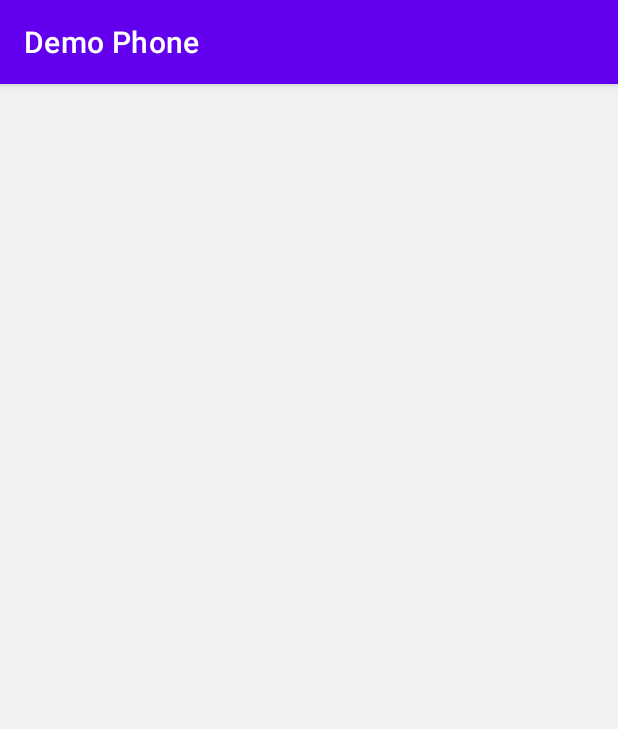
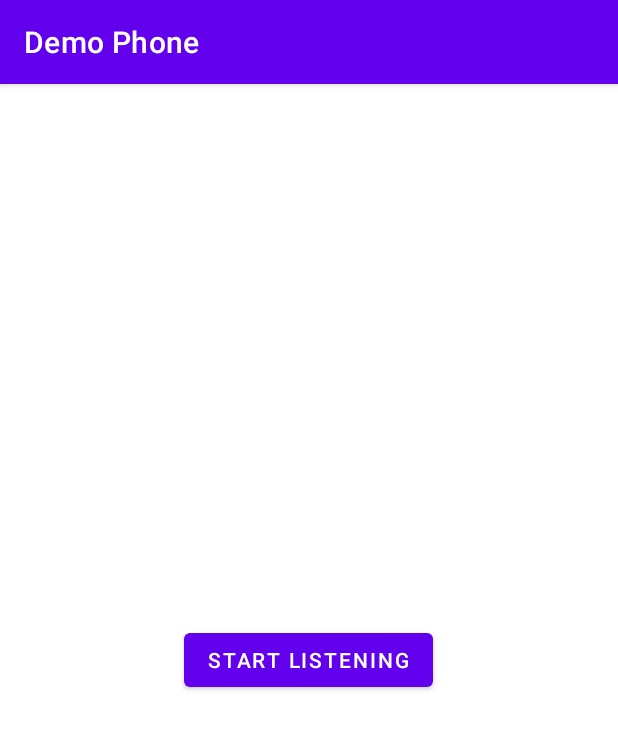
Before and after one commit to gprogramm/DemoPhone, an Android app: the screen it shows after launch (MainActivity before the commit, SpeechToTextActivity after it), on a phone screen of 412 x 824 dp. Shown: the top 729 px of the screen. Run offline under Robolectric (Android 15) with nearby library versions, the phone set to English and light mode, and no system bars.

Commit message:
Added speech to text class

```diff
--- a/app/src/main/java/com/android/demophone/views/MainActivity.java
+++ b/app/src/main/java/com/android/demophone/views/MainActivity.java
@@ -1,8 +1,13 @@
 package com.android.demophone.views;
 
+import androidx.annotation.NonNull;
 import androidx.appcompat.app.AppCompatActivity;
+
+import android.content.Intent;
+import android.content.pm.PackageManager;
 import android.os.Bundle;
 import com.android.demophone.R;
+import com.android.demophone.utils.PermissionUtils;
 
 public class MainActivity extends AppCompatActivity {
 
@@ -11,13 +16,28 @@ public class MainActivity extends AppCompatActivity {
         super.onCreate(savedInstanceState);
         setContentView(R.layout.activity_main);
 
-        initComponents();
+        boolean b = PermissionUtils.requestPermissions(this, PermissionUtils.RECORDING_PERMISSION);
+
+        if(b) {
+            startActivity(new Intent(this, SpeechToTextActivity.class));
+            finish();
+        }
     }
 
-    /**
-     * Initialize the components used in xml
-     */
-    private void initComponents() {
+    @Override
+    public void onRequestPermissionsResult(int requestCode, @NonNull String[] permissions, @NonNull int[] grantResults) {
+        super.onRequestPermissionsResult(requestCode, permissions, grantResults);
+        if (requestCode == PermissionUtils.PERMISSION_REQUEST_CODE) {
+            if (grantResults.length > 0 && grantResults[0] == PackageManager.PERMISSION_GRANTED) {
+                // Permission granted, do nothing
+                System.out.println("--------Permission granted---->");
+                startActivity(new Intent(this, SpeechToTextActivity.class));
+                finish();
 
+            } else {
+                // Permission denied
+                System.out.println("--------Permission denied---->");
+            }
+        }
     }
 }
--- a/app/src/main/res/layout/activity_main.xml
+++ b/app/src/main/res/layout/activity_main.xml
@@ -1,51 +1,16 @@
 <?xml version="1.0" encoding="utf-8"?>
 <layout xmlns:android="http://schemas.android.com/apk/res/android"
     xmlns:app="http://schemas.android.com/apk/res-auto">
+
+    <data>
+        <import type="android.view.View" />
+    </data>
+
 
     <androidx.constraintlayout.widget.ConstraintLayout xmlns:tools="http://schemas.android.com/tools"
         android:layout_width="match_parent"
         android:layout_height="match_parent"
         tools:context=".views.MainActivity">
 
-        <ProgressBar
-            android:id="@+id/progress_bar"
-            android:layout_width="wrap_content"
-            android:layout_height="wrap_content"
-            android:background="@color/transparent"
-            android:visibility="gone"
-            app:layout_constraintBottom_toBottomOf="parent"
-            app:layout_constraintEnd_toEndOf="parent"
-            app:layout_constraintStart_toStartOf="parent"
-            app:layout_constraintTop_toTopOf="parent" />
-
-        <TextView
-            android:id="@+id/txt_no_rec_found"
-            android:layout_width="wrap_content"
-            android:layout_height="wrap_content"
-            android:layout_gravity="center"
-            android:gravity="center"
-            android:text="@string/no_rec_found"
-            android:textColor="@color/black"
-            android:textSize="15sp"
-            android:visibility="gone"
-            app:layout_constraintBottom_toBottomOf="parent"
-            app:layout_constraintEnd_toEndOf="parent"
-            app:layout_constraintStart_toStartOf="parent"
-            app:layout_constraintTop_toTopOf="parent" />
-
-        <androidx.recyclerview.widget.RecyclerView
-            android:id="@+id/rec_view"
-            android:layout_width="match_parent"
-            android:layout_height="match_parent"
-            android:background="@color/light_gray"
-            app:layout_constraintStart_toStartOf="parent"
-            app:layout_constraintTop_toTopOf="parent" />
-
     </androidx.constraintlayout.widget.ConstraintLayout>
-
-    <data>
-
-        <import type="android.view.View" />
-    </data>
-
 </layout>
--- /dev/null
+++ b/app/src/main/res/layout/activity_speech_to_text.xml
@@ -0,0 +1,22 @@
+<?xml version="1.0" encoding="utf-8"?>
+<RelativeLayout xmlns:android="http://schemas.android.com/apk/res/android"
+    android:layout_width="match_parent"
+    android:layout_height="match_parent">
+
+    <Button
+        android:id="@+id/btnStartStop"
+        android:layout_width="wrap_content"
+        android:layout_height="wrap_content"
+        android:text="Start Listening"
+        android:layout_centerInParent="true" />
+
+    <TextView
+        android:id="@+id/txtSpeechInput"
+        android:layout_width="match_parent"
+        android:layout_height="wrap_content"
+        android:text=""
+        android:layout_below="@id/btnStartStop"
+        android:layout_marginTop="20dp"
+        android:layout_marginStart="20dp"
+        android:layout_marginEnd="20dp" />
+</RelativeLayout>
```
Also changed, not shown: app/src/main/AndroidManifest.xml (+19 -1 lines), app/src/main/java/com/android/demophone/views/SpeechToTextActivity.java (added, +181 -0 lines).
